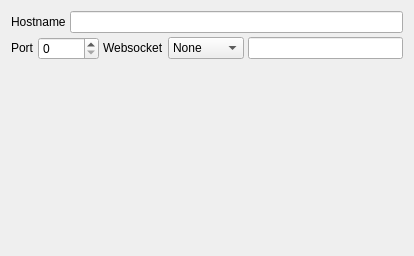
The window that src/sessionoptions/sessionoptionstelnetproperties.ui (QQxiaoming/quardCRT) describes before a commit, drawn with Qt 5.
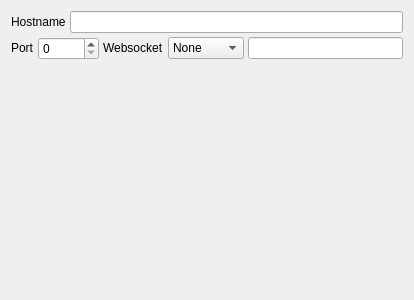
The same window after the commit.

```diff
--- a/src/sessionoptions/sessionoptionstelnetproperties.ui
+++ b/src/sessionoptions/sessionoptionstelnetproperties.ui
@@ -7,9 +7,15 @@
     <x>0</x>
     <y>0</y>
     <width>414</width>
-    <height>256</height>
+    <height>300</height>
    </rect>
   </property>
+  <property name="sizePolicy">
+   <sizepolicy hsizetype="Expanding" vsizetype="Expanding">
+    <horstretch>0</horstretch>
+    <verstretch>0</verstretch>
+   </sizepolicy>
+  </property>
   <layout class="QVBoxLayout" name="verticalLayout">
    <property name="spacing">
     <number>4</number>
@@ -102,12 +108,15 @@
    <item>
     <spacer name="verticalSpacer">
      <property name="orientation">
-      <enum>Qt::Orientation::Vertical</enum>
+      <enum>Qt::Vertical</enum>
+     </property>
+     <property name="sizeType">
+      <enum>QSizePolicy::MinimumExpanding</enum>
      </property>
      <property name="sizeHint" stdset="0">
       <size>
        <width>20</width>
-       <height>40</height>
+       <height>0</height>
       </size>
      </property>
     </spacer>
```
